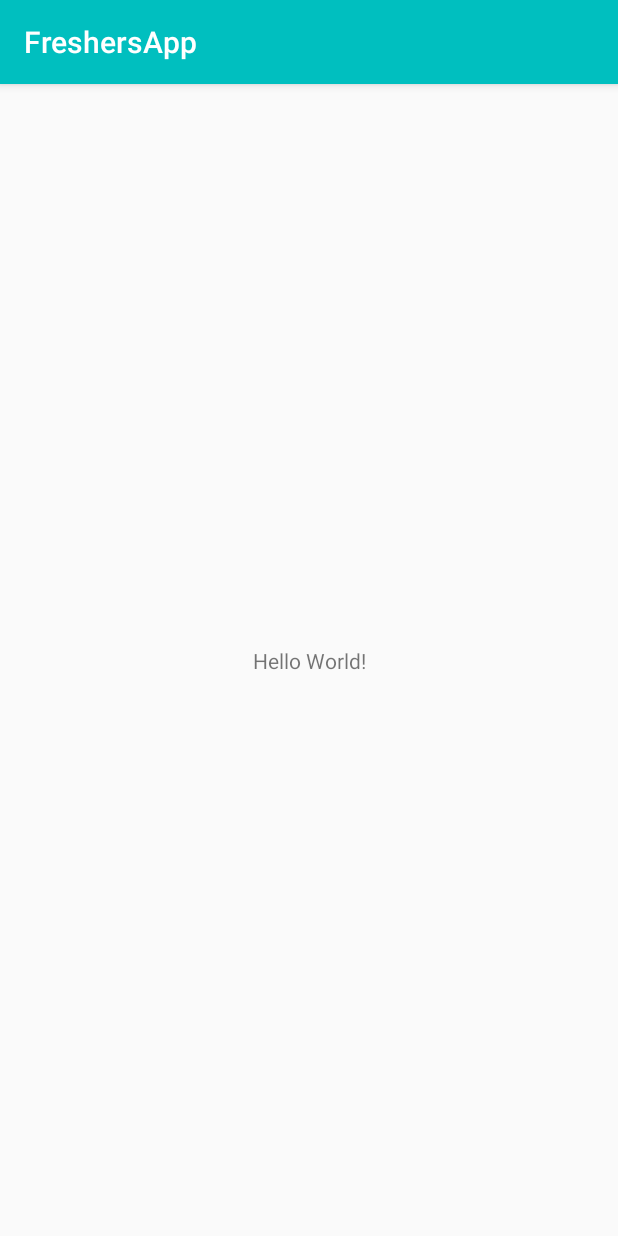
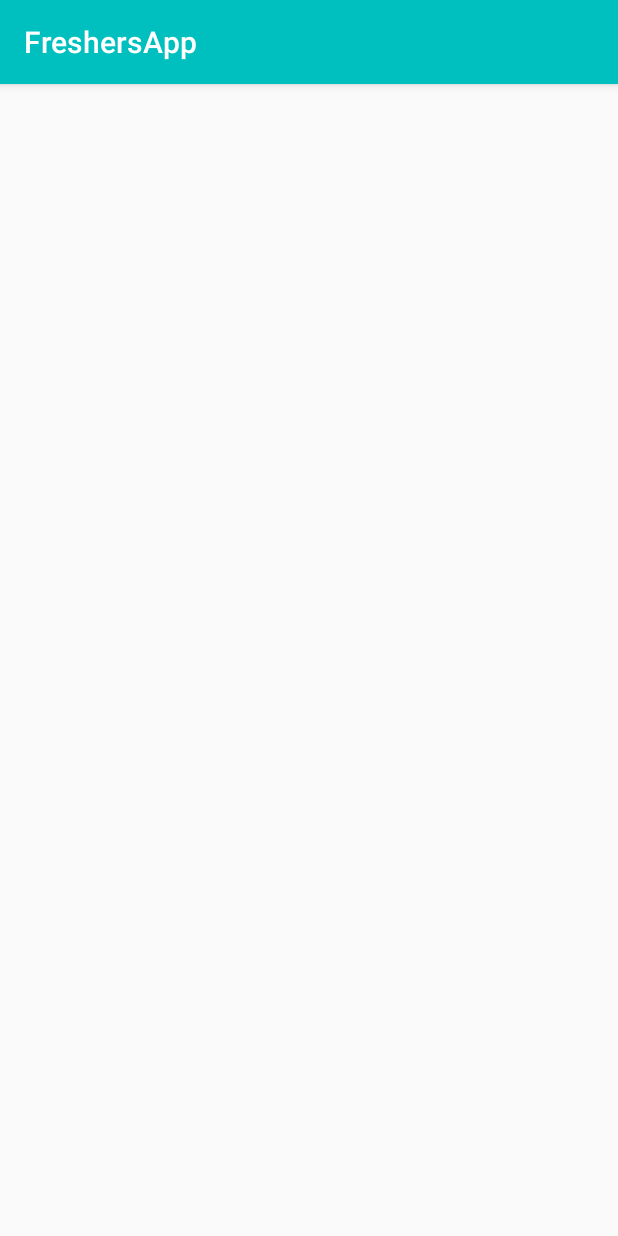
Before and after one commit to arsheman721/LinkUp, an Android app: the screen it shows after launch (MainActivity), on a phone screen of 412 x 824 dp. Run offline under Robolectric (Android 15) with nearby library versions, the phone set to English and light mode, and no system bars.

Commit message:
Fixing UI HomePage

```diff
--- a/app/src/main/res/layout/activity_main.xml
+++ b/app/src/main/res/layout/activity_main.xml
@@ -6,13 +6,12 @@
     android:layout_height="match_parent"
     tools:context="com.example.ahmed.freshersapp.MainActivity">
 
-    <TextView
-        android:layout_width="wrap_content"
-        android:layout_height="wrap_content"
-        android:text="Hello World!"
-        app:layout_constraintBottom_toBottomOf="parent"
-        app:layout_constraintLeft_toLeftOf="parent"
-        app:layout_constraintRight_toRightOf="parent"
-        app:layout_constraintTop_toTopOf="parent" />
+    <RelativeLayout
+        android:id="@+id/relative_layout"
+        android:layout_width="match_parent"
+        android:layout_height="match_parent"
+        tools:layout_editor_absoluteX="8dp"
+        tools:layout_editor_absoluteY="8dp">
 
+    </RelativeLayout>
 </android.support.constraint.ConstraintLayout>
```
